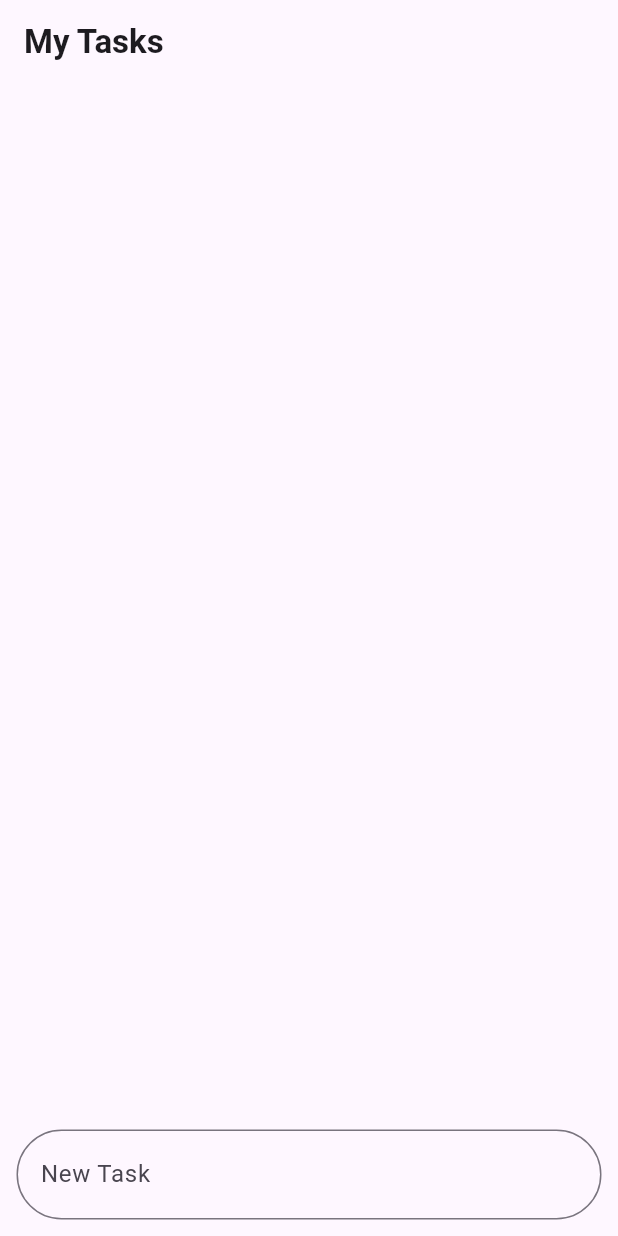
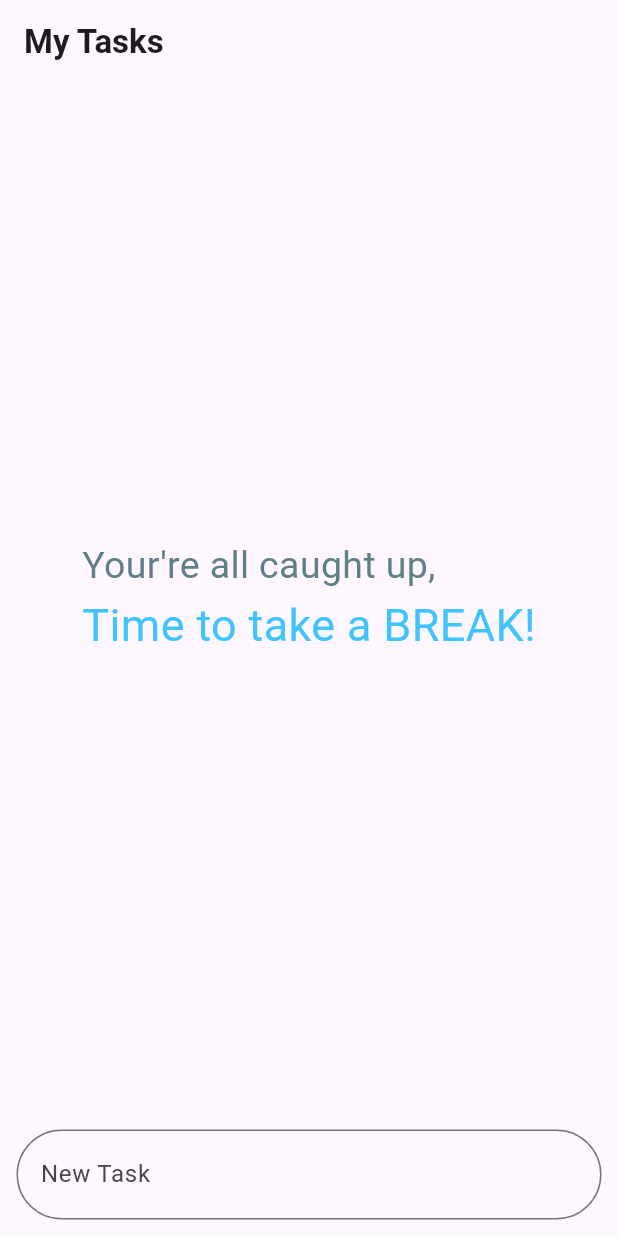
Before and after one commit to GauravRathore11/To-Do-List-Flutter-App-, a Flutter app: the screen it shows after launch, on a phone screen of 412 x 824 dp. Run offline on Flutter 3.47's test engine with Material 3 defaults, Android fonts, the phone set to English and light mode, and no system bars; our stand-ins replace shared_preferences.

```diff
--- a/lib/pages/home_screen.dart
+++ b/lib/pages/home_screen.dart
@@ -62,7 +62,16 @@ class _HomeScreenState extends State<HomeScreen> {
           child: Column(mainAxisAlignment: MainAxisAlignment.center, children: [
             Expanded(
               flex: 9,
-              child: ListView(
+              child: tasks.isEmpty?
+                const Center(
+                  child: Text.rich(
+                    TextSpan(children: [
+                      TextSpan(text: 'Your\'re all caught up,\n',style: TextStyle(fontSize: 25,color: Colors.blueGrey)),
+                      TextSpan(text: 'Time to take a BREAK!',style: TextStyle(fontSize: 30,color: Colors.lightBlueAccent))
+                    ])
+                  ),
+                )
+              : ListView(
                 padding: EdgeInsets.symmetric(horizontal: 11),
                 children: tasks
                     .map((task) => Container(
@@ -71,12 +80,12 @@ class _HomeScreenState extends State<HomeScreen> {
                             gradient: LinearGradient(
                                 colors: Theme.of(context).brightness ==
                                         Brightness.dark
-                                    ? [
+                                    ? const [
                                         Color.fromARGB(255, 149, 74, 49),
                                         Color.fromARGB(255, 16, 90, 174),
                                         Color.fromARGB(210, 83, 97, 178)
                                       ]
-                                    : [
+                                    : const [
                                         Color.fromARGB(255, 202, 194, 192),
                                         Color.fromARGB(255, 141, 174, 211),
                                         Color.fromARGB(210, 169, 172, 195)
@@ -136,7 +145,7 @@ class _HomeScreenState extends State<HomeScreen> {
                             });
                           }
                         },
-                        child: Icon(
+                        child: const Icon(
                           Icons.send,
                           size: 30,
                         ))),
```
